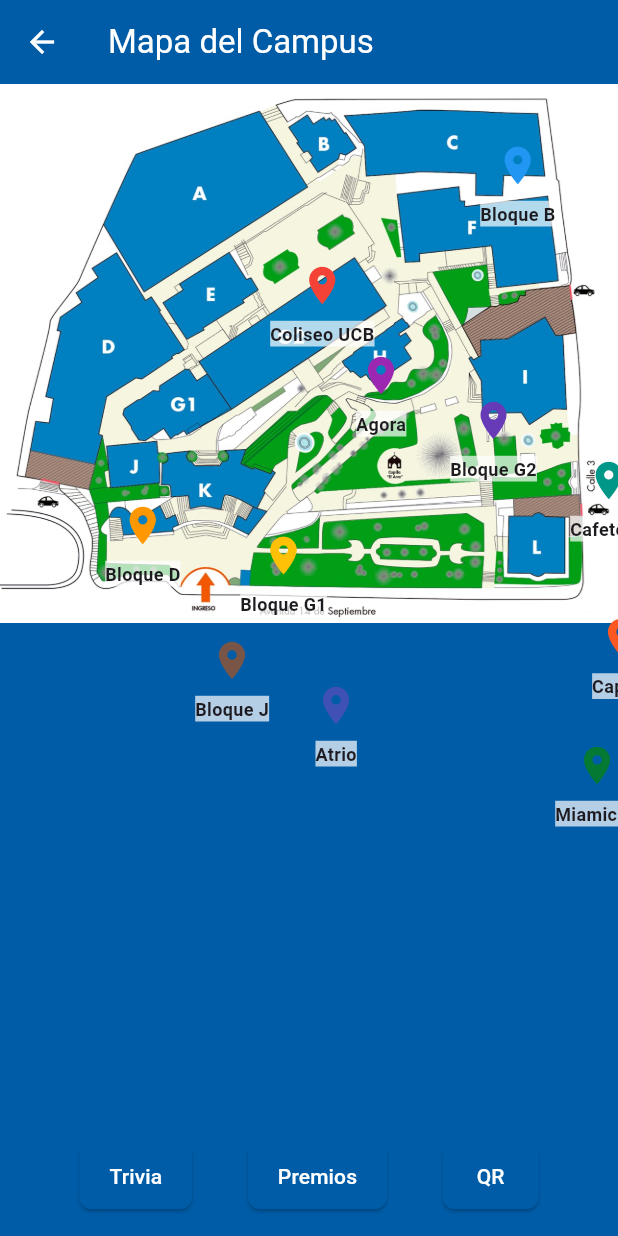
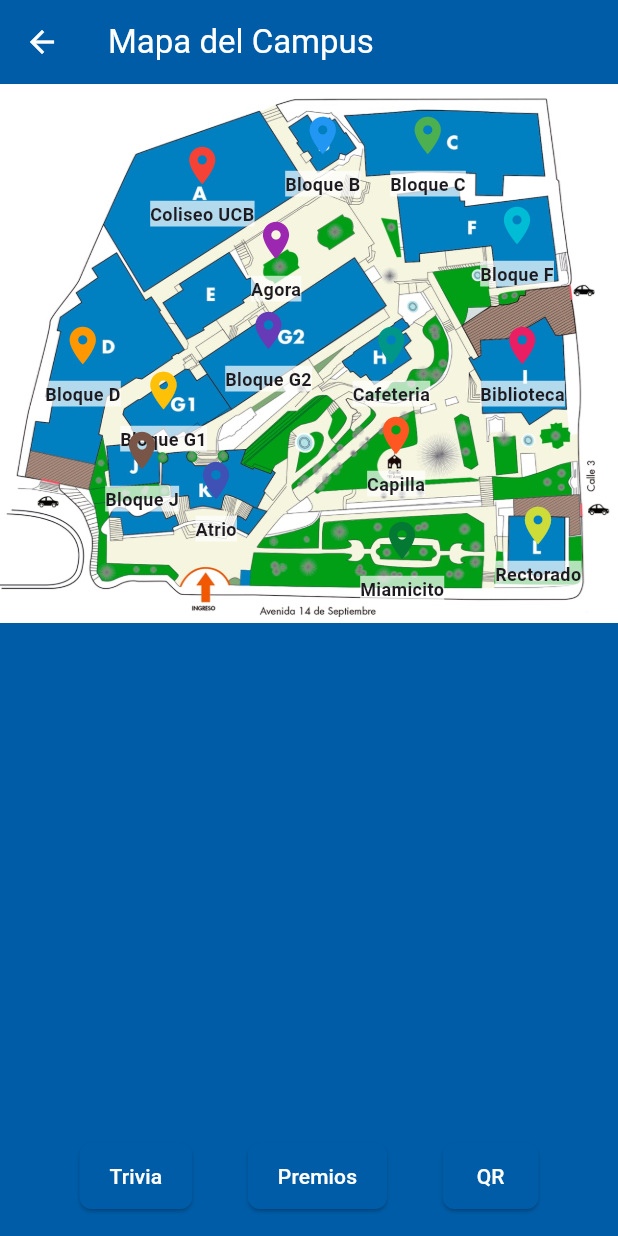
Before and after one commit to SNARF3/UCB-Explorer, a Flutter app: the MapaScreen screen opened by its route, on a phone screen of 412 x 824 dp. Run offline on Flutter 3.47's test engine with Material 3 defaults, Android fonts, the phone set to English and light mode, and no system bars; our stand-ins replace cloud_firestore, firebase_core, google_generative_ai; missing offline and left inert: mobile_scanner; accounts and stored records are empty.

```diff
--- a/lib/screens/student/mapa_screen.dart
+++ b/lib/screens/student/mapa_screen.dart
@@ -25,25 +25,25 @@
 
     final puntos = [
       PuntoMapa(
-        offset: const Offset(180, 110),
+        offset: const Offset(100, 30),
         nombre: 'Coliseo UCB',
         descripcion: 'El gran coliseo de la UCB, uno de los mejores coliseos del país, si entras en esta universidad tu bienvenida será en este lugar 😉.',
         foto: 'lib/assets/images/coliseo.jpeg',
       ),
-      PuntoMapa(offset: const Offset(320, 30), nombre: 'Bloque B', descripcion: 'Bloque de culturas...', foto: 'lib/assets/images/UCB.png'),
-      PuntoMapa(offset: const Offset(450, 20), nombre: 'Bloque C', descripcion: 'Nuestro bloque mas moderno para ingenieria', foto: 'lib/assets/images/UCB.png'),
-      PuntoMapa(offset: const Offset(70, 270), nombre: 'Bloque D', descripcion: 'Uno de los bloques mas grandes y clasicos de la u 😉', foto: 'lib/assets/images/UCB.png'),
-      PuntoMapa(offset: const Offset(230, 170), nombre: 'Agora', descripcion: 'Este es el lugar donde podras divertirte con tus amigos o ir a hacer tus trabajos', foto: 'lib/assets/images/UCB.png'),
-      PuntoMapa(offset: const Offset(520, 120), nombre: 'Bloque F', descripcion: 'Uno de los bloques mas antiguos de la universidad, lo mas probable es que tomes tus materias basica aca 😉', foto: 'lib/assets/images/UCB.png'),
-      PuntoMapa(offset: const Offset(160, 290), nombre: 'Bloque G1', descripcion: 'Bloque de postgrado', foto: 'lib/assets/images/UCB.png'),
-      PuntoMapa(offset: const Offset(300, 200), nombre: 'Bloque G2', descripcion: 'Bloque de postgrado y de la EPC', foto: 'lib/assets/images/UCB.png'),
-      PuntoMapa(offset: const Offset(380, 240), nombre: 'Cafeteria', descripcion: 'En la cafeteria podras desayunar, almorzar y cenar con tus amigos :D', foto: 'lib/assets/images/UCB.png'),
-      PuntoMapa(offset: const Offset(500, 280), nombre: 'Biblioteca', descripcion: 'En esta biblioteca podras estudiar tranquilamente o irte a dormir en nuestro 3er piso', foto: 'lib/assets/images/UCB.png'),
-      PuntoMapa(offset: const Offset(130, 360), nombre: 'Bloque J', descripcion: 'Area donde podras ir a jugar con tus amigos o hablar con ellos 😉', foto: 'lib/assets/images/UCB.png'),
-      PuntoMapa(offset: const Offset(200, 390), nombre: 'Atrio', descripcion: 'Descripción del Edificio K', foto: 'lib/assets/images/UCB.png'),
-      PuntoMapa(offset: const Offset(530, 430), nombre: 'Rectorado', descripcion: 'Aca podras encontrar al rector xd (creo)', foto: 'lib/assets/images/UCB.png'),
-      PuntoMapa(offset: const Offset(390, 345), nombre: 'Capilla', descripcion: 'En este lugar podras venir a rezar antes de tus parciales 😉', foto: 'lib/assets/images/UCB.png'),
-      PuntoMapa(offset: const Offset(370, 430), nombre: 'Miamicito', descripcion: 'Lugar lleno de parejas, cuidado!', foto: 'lib/assets/images/UCB.png'),
+      PuntoMapa(offset: const Offset(190, 10), nombre: 'Bloque B', descripcion: 'Bloque de culturas...', foto: 'lib/assets/images/UCB.png'),
+      PuntoMapa(offset: const Offset(260, 10), nombre: 'Bloque C', descripcion: 'Nuestro bloque mas moderno para ingenieria', foto: 'lib/assets/images/UCB.png'),
+      PuntoMapa(offset: const Offset(30, 150), nombre: 'Bloque D', descripcion: 'Uno de los bloques mas grandes y clasicos de la u 😉', foto: 'lib/assets/images/UCB.png'),
+      PuntoMapa(offset: const Offset(160, 80), nombre: 'Agora', descripcion: 'Este es el lugar donde podras divertirte con tus amigos o ir a hacer tus trabajos', foto: 'lib/assets/images/UCB.png'),
+      PuntoMapa(offset: const Offset(320, 70), nombre: 'Bloque F', descripcion: 'Uno de los bloques mas antiguos de la universidad, lo mas probable es que tomes tus materias basica aca 😉', foto: 'lib/assets/images/UCB.png'),
+      PuntoMapa(offset: const Offset(80, 180), nombre: 'Bloque G1', descripcion: 'Bloque de postgrado', foto: 'lib/assets/images/UCB.png'),
+      PuntoMapa(offset: const Offset(150, 140), nombre: 'Bloque G2', descripcion: 'Bloque de postgrado y de la EPC', foto: 'lib/assets/images/UCB.png'),
+      PuntoMapa(offset: const Offset(235, 150), nombre: 'Cafeteria', descripcion: 'En la cafeteria podras desayunar, almorzar y cenar con tus amigos :D', foto: 'lib/assets/images/UCB.png'),
+      PuntoMapa(offset: const Offset(320, 150), nombre: 'Biblioteca', descripcion: 'En esta biblioteca podras estudiar tranquilamente o irte a dormir en nuestro 3er piso', foto: 'lib/assets/images/UCB.png'),
+      PuntoMapa(offset: const Offset(70, 220), nombre: 'Bloque J', descripcion: 'Area donde podras ir a jugar con tus amigos o hablar con ellos 😉', foto: 'lib/assets/images/UCB.png'),
+      PuntoMapa(offset: const Offset(120, 240), nombre: 'Atrio', descripcion: 'Descripción del Edificio K', foto: 'lib/assets/images/UCB.png'),
+      PuntoMapa(offset: const Offset(330, 270), nombre: 'Rectorado', descripcion: 'Aca podras encontrar al rector xd (creo)', foto: 'lib/assets/images/UCB.png'),
+      PuntoMapa(offset: const Offset(240, 210), nombre: 'Capilla', descripcion: 'En este lugar podras venir a rezar antes de tus parciales 😉', foto: 'lib/assets/images/UCB.png'),
+      PuntoMapa(offset: const Offset(240, 280), nombre: 'Miamicito', descripcion: 'Lugar lleno de parejas, cuidado!', foto: 'lib/assets/images/UCB.png'),
     ];
 
     return Scaffold(
```
